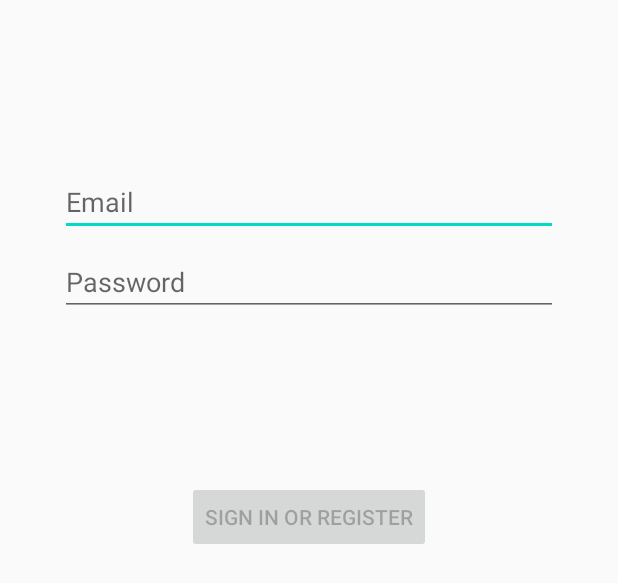
After one commit to jmaster23/PHMS, an Android app: the layout activity_login.xml on its own in the app's theme, with its tools: preview values and no code run, on a phone screen of 412 x 824 dp. The commit adds this screen. Shown: the top 583 px of the screen. Run offline under Robolectric (Android 15) with nearby library versions, the phone set to English and light mode, and no system bars.

Commit message:
Fix bugs

```diff
--- a/app/src/main/java/com/example/livephms/MoniteringSystemAndAlerts.java
+++ b/app/src/main/java/com/example/livephms/MoniteringSystemAndAlerts.java
@@ -4,8 +4,7 @@ import android.content.Context;
 
 import androidx.annotation.NonNull;
 import androidx.annotation.Nullable;
-//import androidx.loader.content.AsyncTaskLoader;
-import android.support.v4.content.AsyncTaskLoader;
+import androidx.loader.content.AsyncTaskLoader;
 
 public class MoniteringSystemAndAlerts extends AsyncTaskLoader<String> {
     private String mQueryString;
@@ -24,6 +23,7 @@ public class MoniteringSystemAndAlerts extends AsyncTaskLoader<String> {
     @Nullable
     @Override
     public String loadInBackground() {
-        return NetworkUtils.getBookInfo(mQueryString);
+        //return NetworkUtils.getBookInfo(mQueryString);
+        return mQueryString;
     }
 }
--- /dev/null
+++ b/app/src/main/res/layout/activity_login.xml
@@ -0,0 +1,76 @@
+<?xml version="1.0" encoding="utf-8"?>
+<androidx.constraintlayout.widget.ConstraintLayout xmlns:android="http://schemas.android.com/apk/res/android"
+    xmlns:app="http://schemas.android.com/apk/res-auto"
+    xmlns:tools="http://schemas.android.com/tools"
+    android:id="@+id/container"
+    android:layout_width="match_parent"
+    android:layout_height="match_parent"
+    android:paddingLeft="@dimen/activity_horizontal_margin"
+    android:paddingTop="@dimen/activity_vertical_margin"
+    android:paddingRight="@dimen/activity_horizontal_margin"
+    android:paddingBottom="@dimen/activity_vertical_margin"
+    tools:context=".ui.login.LoginActivity">
+
+    <EditText
+        android:id="@+id/username"
+        android:layout_width="0dp"
+        android:layout_height="wrap_content"
+        android:layout_marginStart="24dp"
+        android:layout_marginTop="96dp"
+        android:layout_marginEnd="24dp"
+        android:hint="@string/prompt_email"
+        android:inputType="textEmailAddress"
+        android:selectAllOnFocus="true"
+        app:layout_constraintEnd_toEndOf="parent"
+        app:layout_constraintStart_toStartOf="parent"
+        app:layout_constraintTop_toTopOf="parent" />
+
+    <EditText
+        android:id="@+id/password"
+        android:layout_width="0dp"
+        android:layout_height="wrap_content"
+        android:layout_marginStart="24dp"
+        android:layout_marginTop="8dp"
+        android:layout_marginEnd="24dp"
+        android:hint="@string/prompt_password"
+        android:imeActionLabel="@string/action_sign_in_short"
+        android:imeOptions="actionDone"
+        android:inputType="textPassword"
+        android:selectAllOnFocus="true"
+        app:layout_constraintEnd_toEndOf="parent"
+        app:layout_constraintStart_toStartOf="parent"
+        app:layout_constraintTop_toBottomOf="@+id/username" />
+
+    <Button
+        android:id="@+id/login"
+        android:layout_width="wrap_content"
+        android:layout_height="wrap_content"
+        android:layout_gravity="start"
+        android:layout_marginStart="48dp"
+        android:layout_marginTop="16dp"
+        android:layout_marginEnd="48dp"
+        android:layout_marginBottom="64dp"
+        android:enabled="false"
+        android:text="@string/action_sign_in"
+        app:layout_constraintBottom_toBottomOf="parent"
+        app:layout_constraintEnd_toEndOf="parent"
+        app:layout_constraintStart_toStartOf="parent"
+        app:layout_constraintTop_toBottomOf="@+id/password"
+        app:layout_constraintVertical_bias="0.2" />
+
+    <ProgressBar
+        android:id="@+id/loading"
+        android:layout_width="wrap_content"
+        android:layout_height="wrap_content"
+        android:layout_gravity="center"
+        android:layout_marginStart="32dp"
+        android:layout_marginTop="64dp"
+        android:layout_marginEnd="32dp"
+        android:layout_marginBottom="64dp"
+        android:visibility="gone"
+        app:layout_constraintBottom_toBottomOf="parent"
+        app:layout_constraintEnd_toEndOf="@+id/password"
+        app:layout_constraintStart_toStartOf="@+id/password"
+        app:layout_constraintTop_toTopOf="parent"
+        app:layout_constraintVertical_bias="0.3" />
+</androidx.constraintlayout.widget.ConstraintLayout>
--- a/app/src/main/res/layout/vitalsigns_main.xml
+++ b/app/src/main/res/layout/vitalsigns_main.xml
@@ -4,12 +4,12 @@
     xmlns:tools="http://schemas.android.com/tools"
     android:layout_width="match_parent"
     android:layout_height="match_parent"
-    tools:context=".MainActivity">
+    tools:context=".ui.vital_signs.MainActivity">
 
     <com.google.android.material.appbar.AppBarLayout
         android:layout_width="match_parent"
         android:layout_height="wrap_content"
-        android:theme="@style/Theme.Vital_Signs_Activity.AppBarOverlay">
+        android:theme="@style/AppTheme.AppBarOverlay">
 
         <TextView
             android:id="@+id/title"
```
